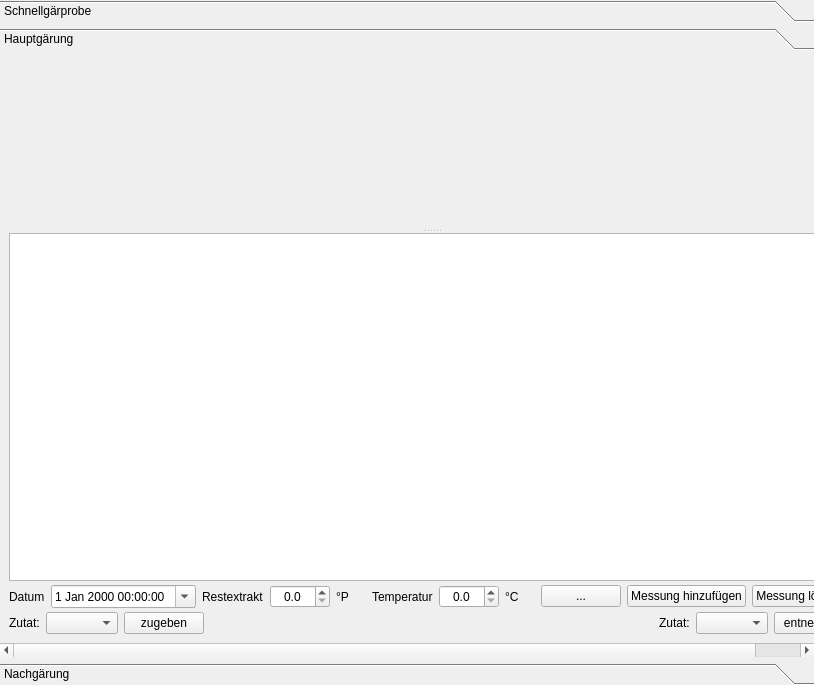
Before: the Qt Designer form kleiner-brauhelfer/tabgaerverlauf.ui in kleiner-brauhelfer/kleiner-brauhelfer-2, drawn with Qt 5.
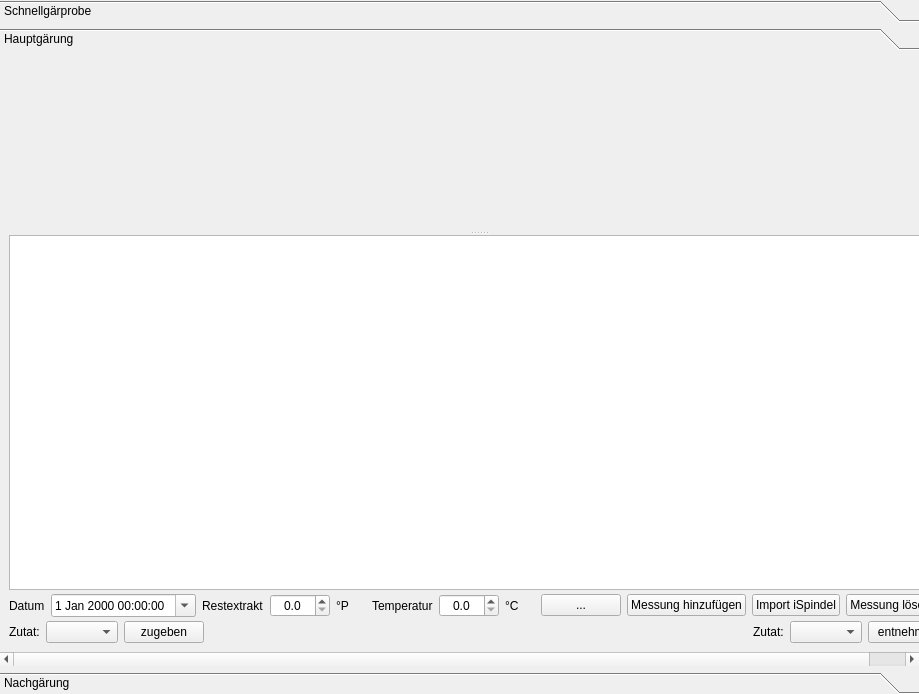
After: the same form once the commit is applied. The open tabs and pages were chosen to show the change. Custom widgets are drawn as their Qt base class.

Patch:
```diff
--- a/kleiner-brauhelfer/tabgaerverlauf.ui
+++ b/kleiner-brauhelfer/tabgaerverlauf.ui
@@ -6,8 +6,8 @@
    <rect>
     <x>0</x>
     <y>0</y>
-    <width>814</width>
-    <height>685</height>
+    <width>919</width>
+    <height>694</height>
    </rect>
   </property>
   <layout class="QVBoxLayout" name="verticalLayout">
@@ -248,8 +248,8 @@
        <rect>
         <x>0</x>
         <y>0</y>
-        <width>814</width>
-        <height>604</height>
+        <width>919</width>
+        <height>613</height>
        </rect>
       </property>
       <attribute name="label">
@@ -426,6 +426,22 @@
                 </property>
                </widget>
               </item>
+              <item>
+               <widget class="QPushButton" name="btnImportHauptgaerIspindel">
+                <property name="inputMethodHints">
+                 <set>Qt::ImhNone</set>
+                </property>
+                <property name="text">
+                 <string>Import iSpindel</string>
+                </property>
+                <property name="default">
+                 <bool>false</bool>
+                </property>
+                <property name="flat">
+                 <bool>false</bool>
+                </property>
+               </widget>
+              </item>
               <item>
                <spacer name="horizontalSpacer_68">
                 <property name="orientation">
@@ -782,16 +798,16 @@
   </layout>
  </widget>
  <customwidgets>
-  <customwidget>
-   <class>ComboBox</class>
-   <extends>QComboBox</extends>
-   <header>widgets/combobox.h</header>
-  </customwidget>
   <customwidget>
    <class>DoubleSpinBox</class>
    <extends>QDoubleSpinBox</extends>
    <header>widgets/doublespinbox.h</header>
   </customwidget>
+  <customwidget>
+   <class>ComboBox</class>
+   <extends>QComboBox</extends>
+   <header>widgets/combobox.h</header>
+  </customwidget>
   <customwidget>
    <class>DateTimeEdit</class>
    <extends>QDateTimeEdit</extends>
```
Left out of the diff: 10 changed lines with no effect on the pictures.
